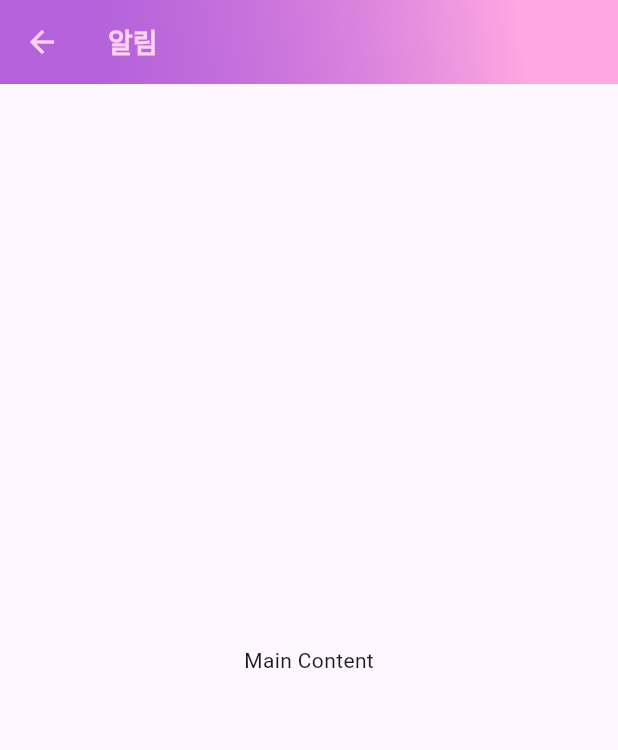
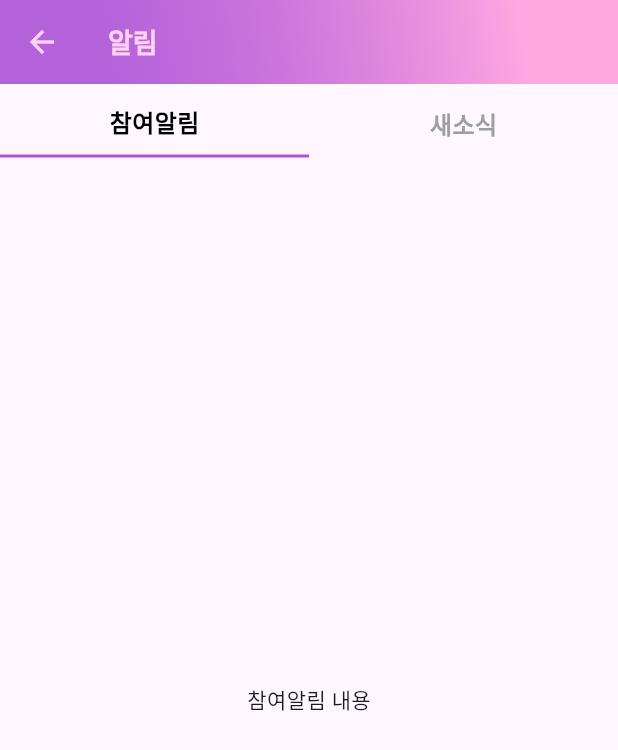
Before and after one commit to RINAHEO/Mogu-Modu_Gumae_front, a Flutter app: the screen it shows after launch, item 2 of the bottom bar chosen, after a tap on the "notifications" icon, on a phone screen of 412 x 824 dp. Shown: the top 750 px of the screen. Run offline on Flutter 3.47's test engine with Material 3 defaults, Android fonts, the light colour scheme and no system bars; our stand-ins replace file_picker, flutter_svg, geolocator, google_mobile_ads, permission_handler; missing offline and left inert: flutter_naver_map; network calls fail; Roboto replaces fonts that are missing (Inter).

Commit message:
feat: home_page.dart, notification_page.dart 상단에 선택가능한 탭 추가

```diff
--- a/lib/user/home/home_page.dart
+++ b/lib/user/home/home_page.dart
@@ -21,6 +21,7 @@ class _HomePageState extends State<HomePage> {
   BannerAd? _bannerAd;
   bool _isAdLoaded = false;
   int _selectedIndex = 0;
+  int _selectedHistoryIndex = 0;
 
   @override
   void initState() {
@@ -66,7 +67,81 @@ class _HomePageState extends State<HomePage> {
     List<Widget> widgetOptions = <Widget>[
       Center(child: Text('홈 화면')),
       Center(child: Text('채팅 화면')),
-      Center(child: Text('모구내역 화면')),
+      Column(
+        children: [
+          Row(
+            children: [
+              Expanded(
+                child: GestureDetector(
+                  onTap: () {
+                    setState(() {
+                      _selectedHistoryIndex = 0;
+                    });
+                  },
+                  child: Column(
+                    children: [
+                      Padding(
+                        padding: const EdgeInsets.symmetric(vertical: 15.0),
+                        child: Text(
+                          '나의 참여',
+                          style: TextStyle(
+                            fontSize: 16,
+                            fontWeight: FontWeight.bold,
+                            color: _selectedHistoryIndex == 0
+                                ? Colors.black
+                                : Colors.grey,
+                          ),
+                        ),
+                      ),
+                      if (_selectedHistoryIndex == 0)
+                        Container(
+                          height: 2,
+                          color: Color(0xFFB34FD1), // 보라색 선
+                        ),
+                    ],
+                  ),
+                ),
+              ),
+              Expanded(
+                child: GestureDetector(
+                  onTap: () {
+                    setState(() {
+                      _selectedHistoryIndex = 1;
+                    });
+                  },
+                  child: Column(
+                    children: [
+                      Padding(
+                        padding: const EdgeInsets.symmetric(vertical: 15.0),
+                        child: Text(
+                          '나의 모구',
+                          style: TextStyle(
+                            fontSize: 16,
+                            fontWeight: FontWeight.bold,
+                            color: _selectedHistoryIndex == 1
+                                ? Colors.black
+                                : Colors.grey,
+                          ),
+                        ),
+                      ),
+                      if (_selectedHistoryIndex == 1)
+                        Container(
+                          height: 2,
+                          color: Color(0xFFB34FD1), // 보라색 선
+                        ),
+                    ],
+                  ),
+                ),
+              ),
+            ],
+          ),
+          Expanded(
+            child: _selectedHistoryIndex == 0
+                ? Center(child: Text('나의 참여 내용'))
+                : Center(child: Text('나의 모구 내용')),
+          ),
+        ],
+      ),
       SingleChildScrollView(
         child: Padding(
           padding: const EdgeInsets.all(16.0),
@@ -172,7 +247,7 @@ class _HomePageState extends State<HomePage> {
                     MenuPage(),
                 transitionsBuilder:
                     (context, animation, secondaryAnimation, child) {
-                  const begin = Offset(-1.0, 0.0); // 왼쪽에서 시작
+                  const begin = Offset(-1.0, 0.0);
                   const end = Offset.zero;
                   const curve = Curves.ease;
 
--- a/lib/user/home/notification_page.dart
+++ b/lib/user/home/notification_page.dart
@@ -1,7 +1,14 @@
 import 'package:flutter/material.dart';
 
-class NotificationPage extends StatelessWidget {
+class NotificationPage extends StatefulWidget {
   const NotificationPage({super.key});
+
+  @override
+  _NotificationPageState createState() => _NotificationPageState();
+}
+
+class _NotificationPageState extends State<NotificationPage> {
+  int _selectedTabIndex = 0; // 0: 참여알림, 1: 새소식
 
   @override
   Widget build(BuildContext context) {
@@ -33,8 +40,80 @@ class NotificationPage extends StatelessWidget {
           ),
         ),
       ),
-      body: Center(
-        child: Text('Main Content'),
+      body: Column(
+        children: [
+          Row(
+            children: [
+              Expanded(
+                child: GestureDetector(
+                  onTap: () {
+                    setState(() {
+                      _selectedTabIndex = 0;
+                    });
+                  },
+                  child: Column(
+                    children: [
+                      Padding(
+                        padding: const EdgeInsets.symmetric(vertical: 10.0),
+                        child: Text(
+                          '참여알림',
+                          style: TextStyle(
+                            fontSize: 16,
+                            fontWeight: FontWeight.bold,
+                            color: _selectedTabIndex == 0
+                                ? Colors.black
+                                : Colors.grey,
+                          ),
+                        ),
+                      ),
+                      if (_selectedTabIndex == 0)
+                        Container(
+                          height: 2,
+                          color: Color(0xFFB34FD1), // 보라색 선
+                        ),
+                    ],
+                  ),
+                ),
+              ),
+              Expanded(
+                child: GestureDetector(
+                  onTap: () {
+                    setState(() {
+                      _selectedTabIndex = 1;
+                    });
+                  },
+                  child: Column(
+                    children: [
+                      Padding(
+                        padding: const EdgeInsets.symmetric(vertical: 15.0),
+                        child: Text(
+                          '새소식',
+                          style: TextStyle(
+                            fontSize: 16,
+                            fontWeight: FontWeight.bold,
+                            color: _selectedTabIndex == 1
+                                ? Colors.black
+                                : Colors.grey,
+                          ),
+                        ),
+                      ),
+                      if (_selectedTabIndex == 1)
+                        Container(
+                          height: 2,
+                          color: Color(0xFFB34FD1), // 보라색 선
+                        ),
+                    ],
+                  ),
+                ),
+              ),
+            ],
+          ),
+          Expanded(
+            child: _selectedTabIndex == 0
+                ? Center(child: Text('참여알림 내용'))
+                : Center(child: Text('새소식 내용')),
+          ),
+        ],
       ),
     );
   }
```
